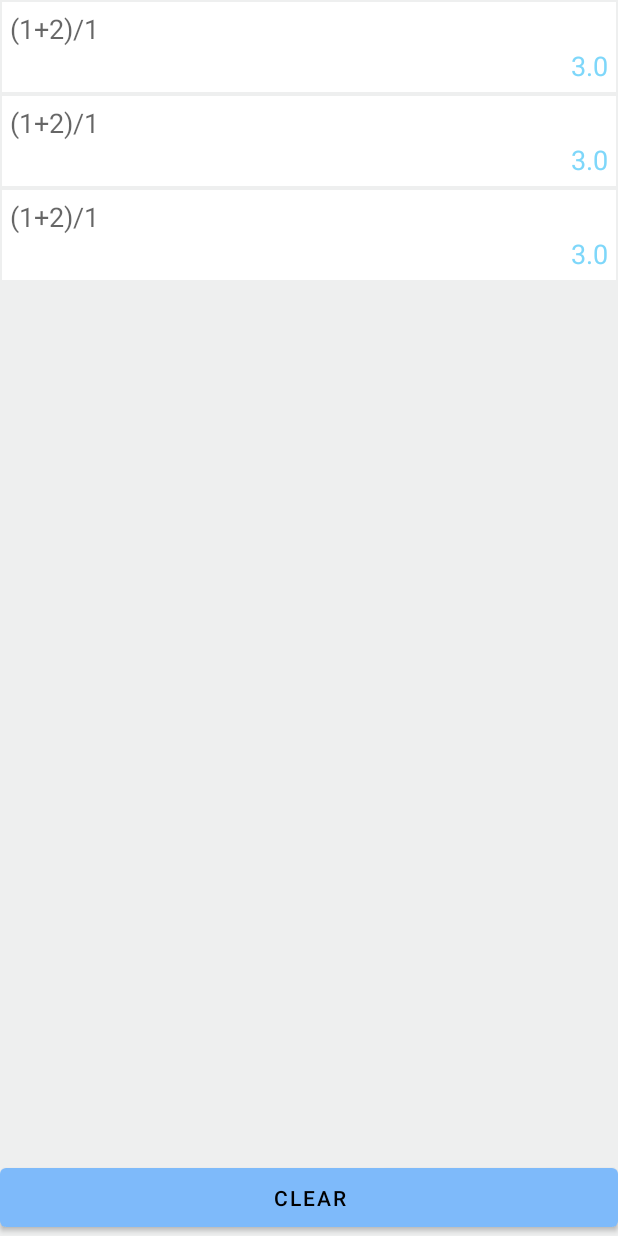
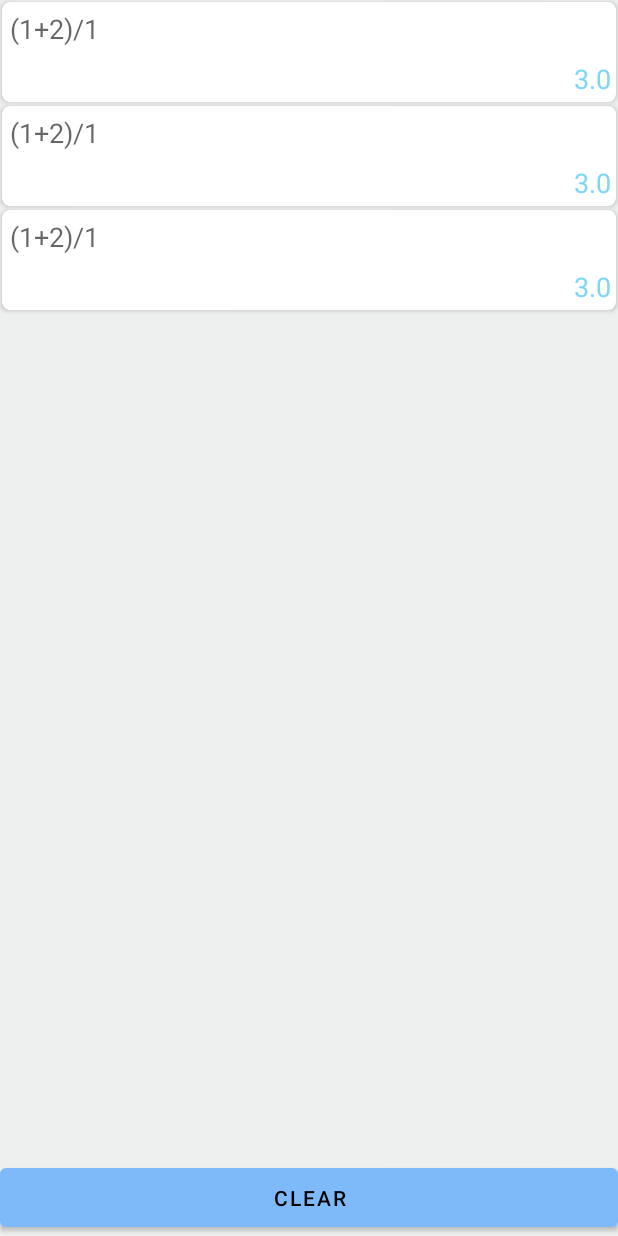
Before and after one commit to awabb-60/Simple-Calculator, an Android app: the layout fragment_history.xml on its own in the app's theme, with its tools: preview values and no code run, on a phone screen of 412 x 824 dp. Run offline under Robolectric (Android 15) with nearby library versions, the phone set to English and light mode, and no system bars.

Commit message:
so improvements to the History item UI fixing the bug when you can type with the keyPad while the history fragment is open

```diff
--- a/app/build.gradle
+++ b/app/build.gradle
@@ -31,15 +31,13 @@ android {
         jvmTarget = '1.8'
     }
 
-    buildFeatures{
+    buildFeatures {
         viewBinding true
     }
 }
 
 dependencies {
-    implementation 'androidx.legacy:legacy-support-v4:1.0.0'
     def lifecycle_version = "2.4.0"
-
 
     // ViewModel
     implementation "androidx.lifecycle:lifecycle-viewmodel-ktx:$lifecycle_version"
@@ -61,9 +59,11 @@ dependencies {
 
     def coroutinesVersion = "1.3.9"
     implementation "org.jetbrains.kotlinx:kotlinx-coroutines-core:$coroutinesVersion"
+
     // room support for coroutines
     implementation "androidx.room:room-ktx:$roomVersion"
 
+    implementation 'androidx.legacy:legacy-support-v4:1.0.0'
     implementation 'androidx.core:core-ktx:1.7.0'
     implementation 'androidx.appcompat:appcompat:1.4.0'
     implementation 'com.google.android.material:material:1.4.0'
--- a/app/src/main/java/com/awab/calculator/view/HistoryFragment.kt
+++ b/app/src/main/java/com/awab/calculator/view/HistoryFragment.kt
@@ -56,11 +56,16 @@ class HistoryFragment : Fragment(), HistoryAdapter.HistoryClickListener {
         }
         viewModel.historyItems.observe(viewLifecycleOwner,{
             adapter.submitList(it)
-            //  to scroll to the new added item... 0 because the rv stack from the  end
-            // TODO: 1/7/2022 scroll to the new added item
+
+            // scrolling to the last / bottom history item
+            if (it.isNotEmpty())
+                rv.smoothScrollToPosition(it.indices.last)
+
             if (it.isEmpty()){
+                // removing the rv and the clear button
                 btnClear.visibility = View.GONE
             }else{
+                // showing the rv and the clear button
                 btnClear.visibility = View.VISIBLE
             }
         })
--- a/app/src/main/java/com/awab/calculator/view/MainActivity.kt
+++ b/app/src/main/java/com/awab/calculator/view/MainActivity.kt
@@ -38,7 +38,6 @@ class MainActivity : AppCompatActivity(), HistoryFragment.FragmentListener {
         binding.tvHistory.setOnClickListener {
             openCloseHistoryFragment()
         }
-
 
         // start the calculations
         binding.btnEquals.setOnClickListener { equals() }
@@ -127,12 +126,18 @@ class MainActivity : AppCompatActivity(), HistoryFragment.FragmentListener {
             // show the history fragment
             binding.tvHistory.setText(R.string.keyPad)
             binding.historyFragment.animate().setDuration(300).translationX(0F).start()
+
+            // making the fragment clickable so the click event doesn't go to the keyPad
+            binding.historyFragment.isClickable = true
             true
         } else {
             // un show the history fragment
             binding.tvHistory.setText(R.string.history)
             binding.historyFragment.animate().setDuration(300).translationX(-binding.historyFragment.width.toFloat())
                 .start()
+
+            // taking the focus form the fragment to start using the keyPad
+            binding.historyFragment.isClickable = false
             false
         }
     }
--- a/app/src/main/java/com/awab/calculator/viewmodels/CalculatorViewModel.kt
+++ b/app/src/main/java/com/awab/calculator/viewmodels/CalculatorViewModel.kt
@@ -311,7 +311,7 @@ class CalculatorViewModel(application: Application) : AndroidViewModel(applicati
     }
 
     /**
-     * this is a template for: 10 to the power of, 10^x
+     * this is a template for: 10 to the power of x, 10^x
      */
     private fun type10ToThePower() {
         if (_equationText.value == null)
@@ -399,5 +399,4 @@ class CalculatorViewModel(application: Application) : AndroidViewModel(applicati
         type('n')
         type(LEFT_PARENTHESIS)
     }
-
 }
--- a/app/src/main/res/layout/fragment_history.xml
+++ b/app/src/main/res/layout/fragment_history.xml
@@ -4,8 +4,7 @@
     android:layout_width="match_parent"
     android:layout_height="match_parent"
     android:background="@color/gray"
-    android:gravity="center"
-    tools:context=".view.HistoryFragment">
+    android:gravity="center">
 
     <TextView
         android:layout_width="wrap_content"
--- a/app/src/main/res/layout/history_item.xml
+++ b/app/src/main/res/layout/history_item.xml
@@ -1,17 +1,25 @@
 <?xml version="1.0" encoding="utf-8"?>
-<LinearLayout xmlns:android="http://schemas.android.com/apk/res/android"
+<androidx.cardview.widget.CardView xmlns:android="http://schemas.android.com/apk/res/android"
+    xmlns:app="http://schemas.android.com/apk/res-auto"
     xmlns:tools="http://schemas.android.com/tools"
     android:layout_width="match_parent"
     android:layout_height="wrap_content"
     android:layout_margin="1dp"
-    android:background="@color/white"
-    android:orientation="vertical"
-    android:padding="5dp">
+    style="@style/historyItemCardStyle"
+    android:padding="5dp"
+    app:cardCornerRadius="5dp">
+
+    <LinearLayout
+        android:layout_width="match_parent"
+        android:layout_height="match_parent"
+        android:background="?attr/selectableItemBackground"
+        android:orientation="vertical">
 
         <TextView
             android:id="@+id/tvHistoryItemE"
             android:layout_width="match_parent"
             android:layout_height="wrap_content"
+            android:padding="5dp"
             android:textAppearance="@style/TextAppearance.AppCompat.Medium"
             tools:text="(1+2)/1" />
 
@@ -19,10 +27,11 @@
             android:id="@+id/tvHistoryItemAnswer"
             android:layout_width="match_parent"
             android:layout_height="wrap_content"
+            android:layout_margin="3dp"
+            android:gravity="end"
             android:textAppearance="@style/TextAppearance.AppCompat.Medium"
             android:textColor="@color/darker_light_blue"
-        tools:text="3.0"
-        android:gravity="end" />
-
+            tools:text="3.0" />
 
     </LinearLayout>
+</androidx.cardview.widget.CardView>
--- a/app/src/main/res/values-night/themes.xml
+++ b/app/src/main/res/values-night/themes.xml
@@ -24,6 +24,9 @@
         <item name="android:background">@null</item>
     </style>
 
+    <style name="historyItemCardStyle">
+        <item name="cardBackgroundColor">@color/historyItemDarkBackground</item>
+    </style>
     <!--    all the key will share these attributes-->
     <style name="KeyPadButton">
         <item name="android:onClick">buttonClicked</item>
--- a/app/src/main/res/values/colors.xml
+++ b/app/src/main/res/values/colors.xml
@@ -6,6 +6,7 @@
     <color name="op">#00FFFFFF</color>
     <color name="gray">#EEEFEF</color>
 
+    <color name="historyItemDarkBackground">#131313</color>
     <color name="dark_fad_gray">#202323</color>
     <color name="teal_200">#FF03DAC5</color>
     <color name="teal_700">#FF018786</color>
--- a/app/src/main/res/values/themes.xml
+++ b/app/src/main/res/values/themes.xml
@@ -24,6 +24,9 @@
         <item name="android:background">@null</item>
     </style>
 
+    <style name="historyItemCardStyle">
+        <item name="cardBackgroundColor">@color/white</item>
+    </style>
 <!--    all the key will share these attributes-->
     <style name="KeyPadButton">
         <item name="android:onClick">buttonClicked</item>
```
Lines whose indentation alone changed are shown as unchanged.
